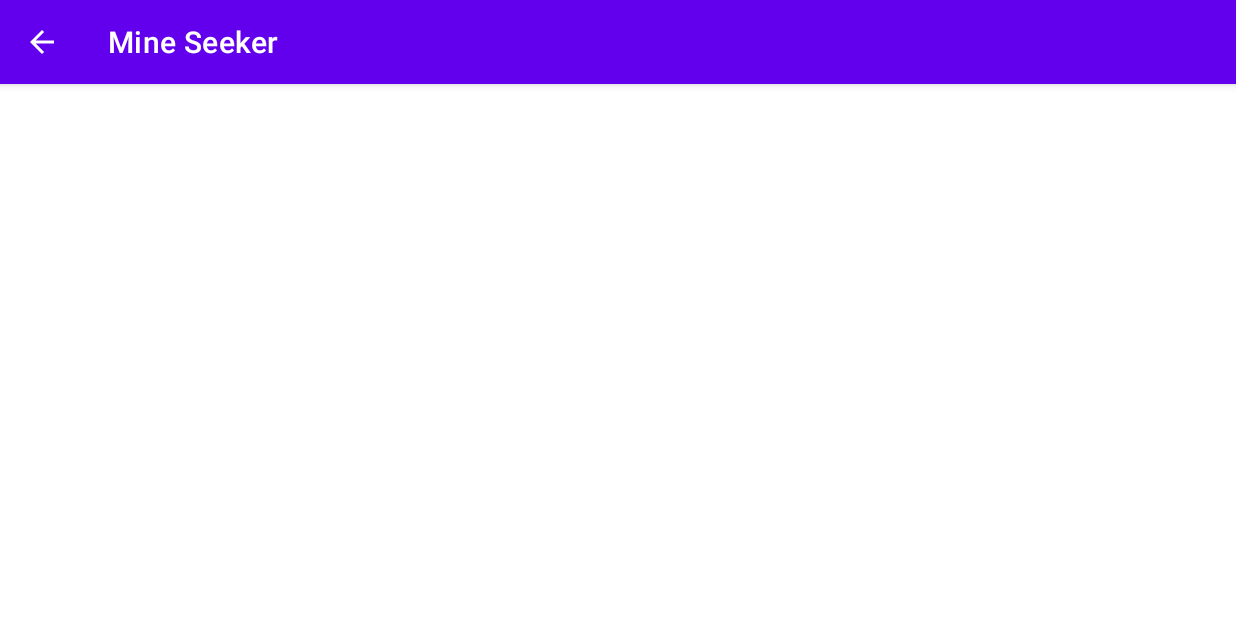
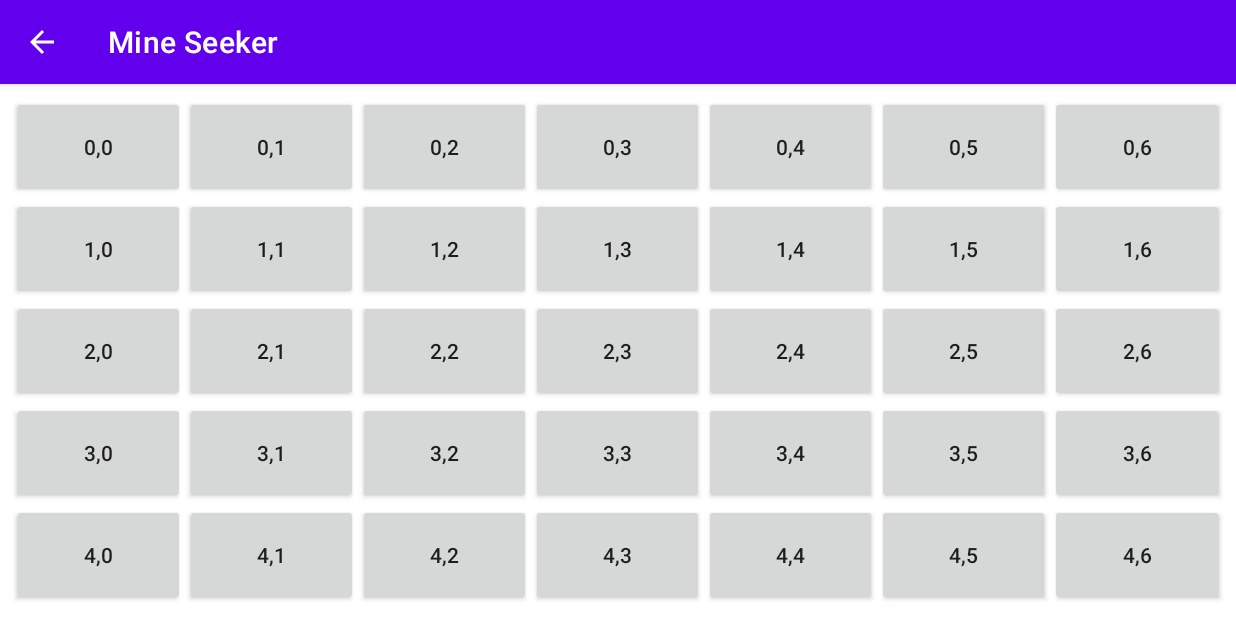
Before and after one commit to kevinchen2002/CMPT276-Assignment-3, an Android app: the GameActivity screen opened directly, with no data from a screen before it, on a phone screen of 824 x 412 dp (held sideways). Run offline under Robolectric (Android 15) with nearby library versions, the light colour scheme and no system bars.

Commit message:
Add button rows to GameActivity and clickable buttons.
Done by following Brian's Dynamic Buttons with Images video.

```diff
--- a/app/src/main/java/cmpt276/as3/mineseeker/GameActivity.java
+++ b/app/src/main/java/cmpt276/as3/mineseeker/GameActivity.java
@@ -2,16 +2,108 @@ package cmpt276.as3.mineseeker;
 
 import android.content.Context;
 import android.content.Intent;
+import android.content.res.Resources;
+import android.graphics.Bitmap;
+import android.graphics.BitmapFactory;
+import android.graphics.drawable.BitmapDrawable;
 import android.os.Bundle;
+import android.view.View;
+import android.widget.Button;
+import android.widget.TableLayout;
+import android.widget.TableRow;
+import android.widget.Toast;
 
 import androidx.appcompat.app.AppCompatActivity;
 
+import java.util.Vector;
+
 public class GameActivity extends AppCompatActivity {
+
+    private final int NUM_ROWS = 5;
+    private final int NUM_COLUMNS = 7;
+
+    Button[][] buttons = new Button[NUM_ROWS][NUM_COLUMNS];
 
     @Override
     protected void onCreate(Bundle savedInstanceState) {
         super.onCreate(savedInstanceState);
         setContentView(R.layout.game_activity);
+        populateMines();
+    }
+
+    private void populateMines() {
+        TableLayout table = (TableLayout) findViewById(R.id.mine_table);
+        for (int row = 0; row < NUM_ROWS; row++) {
+            TableRow tableRow = new TableRow(this);
+            tableRow.setLayoutParams(new TableLayout.LayoutParams(
+                    TableLayout.LayoutParams.MATCH_PARENT,
+                    TableLayout.LayoutParams.MATCH_PARENT,
+                    1.0f
+            ));
+            table.addView(tableRow);
+
+            for (int col = 0; col < NUM_COLUMNS; col++) {
+                final int FINAL_COL = col;
+                final int FINAL_ROW = row;
+                Button button = new Button(this);
+                button.setLayoutParams(new TableRow.LayoutParams(
+                        TableRow.LayoutParams.MATCH_PARENT,
+                        TableRow.LayoutParams.MATCH_PARENT,
+                        1.0f
+                        ));
+
+                button.setText("" + row + "," + col);
+
+                //make clip on small buttons
+                button.setPadding(0,0,0,0);
+
+                button.setOnClickListener(new View.OnClickListener() {
+                    @Override
+                    public void onClick(View v) {
+                        //this is where the action happens
+                        gridButtonClicked(FINAL_ROW, FINAL_COL);
+                    }
+                });
+
+                tableRow.addView(button);
+                buttons[row][col] = button;
+            }
+        }
+    }
+
+    private void gridButtonClicked(int x, int y) {
+        Toast.makeText(this, "You clicked the button " + x + ", " + y, Toast.LENGTH_LONG).show();
+        Button button = buttons[x][y];
+
+        scaleImageToButton(button, R.drawable.coolguy);
+    }
+
+    private void scaleImageToButton (Button button, int imageID) {
+        //Lock button sizes
+        lockButtonSize();
+
+        int newWidth = button.getWidth();
+        int newHeight = button.getHeight();
+        Bitmap originalBitmap = BitmapFactory.decodeResource(getResources(), imageID);
+        Bitmap scaledBitmap = Bitmap.createScaledBitmap(originalBitmap, newWidth, newHeight, true);
+        Resources resource = getResources();
+        button.setBackground(new BitmapDrawable(resource, scaledBitmap));
+    }
+
+    private void lockButtonSize() {
+        for (int row = 0; row < NUM_ROWS; row++) {
+            for (int col = 0; col < NUM_COLUMNS; col++) {
+                Button button =  buttons[row][col];
+
+                int width = button.getWidth();
+                button.setMinWidth(width);
+                button.setMaxWidth(width);
+
+                int height = button.getWidth();
+                button.setMinWidth(height);
+                button.setMaxWidth(height);
+            }
+        }
     }
 
     public static Intent makeIntent(Context context) {
--- a/app/src/main/res/layout/game_activity.xml
+++ b/app/src/main/res/layout/game_activity.xml
@@ -1,21 +1,22 @@
 <?xml version="1.0" encoding="utf-8"?>
 <androidx.constraintlayout.widget.ConstraintLayout xmlns:android="http://schemas.android.com/apk/res/android"
     xmlns:app="http://schemas.android.com/apk/res-auto"
-    xmlns:tools="http://schemas.android.com/tools"
     android:layout_width="match_parent"
     android:layout_height="match_parent">
 
-    <TextView
-        android:id="@+id/textView2"
-        android:layout_width="wrap_content"
-        android:layout_height="wrap_content"
-        android:layout_marginStart="346dp"
-        android:layout_marginTop="132dp"
-        android:layout_marginEnd="350dp"
-        android:layout_marginBottom="260dp"
-        android:text="game"
+    <TableLayout
+        android:id="@+id/mine_table"
+        android:layout_width="match_parent"
+        android:layout_height="match_parent"
+        android:layout_marginStart="8dp"
+        android:layout_marginTop="8dp"
+        android:layout_marginEnd="8dp"
+        android:layout_marginBottom="8dp"
+        android:stretchColumns="*"
         app:layout_constraintBottom_toBottomOf="parent"
         app:layout_constraintEnd_toEndOf="parent"
         app:layout_constraintStart_toStartOf="parent"
-        app:layout_constraintTop_toTopOf="parent" />
+        app:layout_constraintTop_toTopOf="parent">
+
+    </TableLayout>
 </androidx.constraintlayout.widget.ConstraintLayout>
```
Also changed, not shown: app/src/main/res/drawable/ic_baseline_lock_24.xml (added, +10 -0 lines), app/src/main/res/drawable/coolguy.png (added).
